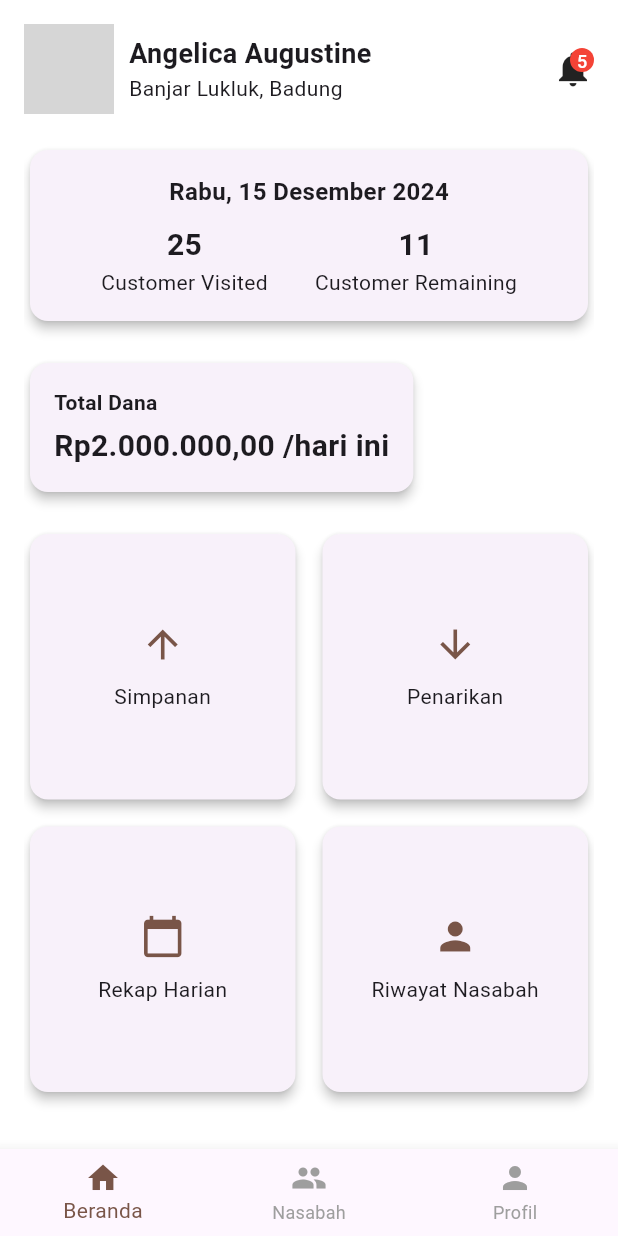
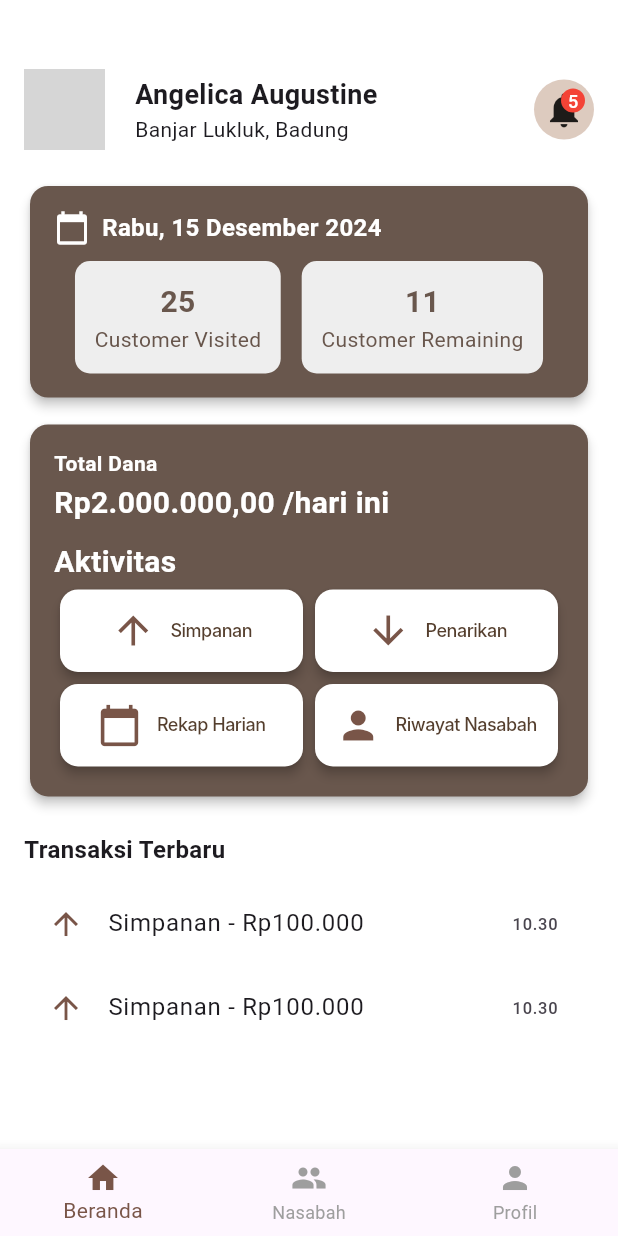
Before and after one commit to AriefMade/digicoop, a Flutter app: the BerandaPkl screen opened directly, on a phone screen of 412 x 824 dp. Run offline on Flutter 3.47's test engine with Material 3 defaults, Android fonts, the phone set to English and light mode, and no system bars; Roboto replaces fonts that are missing (Inter); grey boxes are pictures that could not be loaded.

Commit message:
berandapkl update

```diff
--- a/lib/Pekerja Keliling/Beranda/berandaPKL.dart
+++ b/lib/Pekerja Keliling/Beranda/berandaPKL.dart
@@ -3,11 +3,13 @@ import 'package:digicoop/Pekerja Keliling/nasabah/nasabahPKL.dart';
 import 'package:digicoop/Pekerja Keliling/profil/profilPKL.dart';
 
 class BerandaPkl extends StatefulWidget {
-  const BerandaPkl ({Key? key}) : super(key: key);
+  const BerandaPkl({Key? key}) : super(key: key);
+
   @override
-State<BerandaPkl> createState() => _BerandaPklState();}
+  State<BerandaPkl> createState() => _BerandaPklState();
+}
 
-class _BerandaPklState extends State<BerandaPkl>{
+class _BerandaPklState extends State<BerandaPkl> {
   int _selectedIndex = 0;
 
   @override
@@ -20,6 +22,7 @@ class _BerandaPklState extends State<BerandaPkl>{
           child: Column(
             crossAxisAlignment: CrossAxisAlignment.start,
             children: [
+              SizedBox(height: 30),
               // Header
               Row(
                 mainAxisAlignment: MainAxisAlignment.spaceBetween,
@@ -28,9 +31,9 @@ class _BerandaPklState extends State<BerandaPkl>{
                     children: [
                       CircleAvatar(
                         backgroundImage: AssetImage('assets/profile.jpg'), // Sesuaikan gambar
-                        radius: 30,
+                        radius: 27,
                       ),
-                      SizedBox(width: 10),
+                      SizedBox(width: 20),
                       Column(
                         crossAxisAlignment: CrossAxisAlignment.start,
                         children: [
@@ -44,11 +47,18 @@ class _BerandaPklState extends State<BerandaPkl>{
                       ),
                     ],
                   ),
-                  Stack(
+                  Container(
+                    decoration: BoxDecoration(
+                      shape: BoxShape.circle,
+                      color: Color(0xB2CFB4A4)
+                    ),
+                    padding: EdgeInsets.all(6),
+                    child: Stack(
                       children: [
                         Icon(Icons.notifications, size: 28),
                         Positioned(
                           right: 0,
+                          // Adjusted position for notification icon
                           child: CircleAvatar(
                             backgroundColor: Colors.red,
                             radius: 8,
@@ -60,42 +70,150 @@ class _BerandaPklState extends State<BerandaPkl>{
                         ),
                       ],
                     ),
+                  ),
                 ],
               ),
               SizedBox(height: 20),
 
               // Ringkasan Kunjungan
               Card(
+                color: Color(0xFF69574D),
                 elevation: 3,
                 child: Padding(
                   padding: const EdgeInsets.all(16.0),
                   child: Column(
                     children: [
+                      Row( // Start a Row to add an icon next to the text
+                        mainAxisAlignment: MainAxisAlignment.start, // Align children to the start (left)
+                        children: [
+                          Icon(
+                            Icons.calendar_today, // Add the calendar icon
+                            color: Colors.white,
+                          ),
+                          SizedBox(width: 8), // Add some space between the icon and the text
                           Text(
                             'Rabu, 15 Desember 2024',
                             style: TextStyle(
-                            fontSize: 16, fontWeight: FontWeight.bold),
+                              fontSize: 16,
+                              fontWeight: FontWeight.bold,
+                              color: Color(0xffffffff),
+                            ),
+                          ),
+                        ],
                       ),
                       SizedBox(height: 10),
+
+                      //25 customer
                       Row(
                         mainAxisAlignment: MainAxisAlignment.spaceEvenly,
                         children: [
-                          Column(
+                          Container(
+                            padding: const EdgeInsets.all(13.0),
+                            decoration: BoxDecoration(
+                              color: Colors.grey[200],
+                              borderRadius: BorderRadius.circular(10),
+                            ),
+                            child: Column(
                               children: [
-                              Text('25',
+                                Text(
+                                  '25',
                                   style: TextStyle(
                                     fontSize: 20,
-                                      fontWeight: FontWeight.bold)),
-                              Text('Customer Visited'),
+                                    fontWeight: FontWeight.bold,
+                                    color: Color(0xFF69574D),
+                                  ),
+                                ),
+                                Text(
+                                  'Customer Visited',
+                                  style: TextStyle(
+                                    color: Color(0xFF67554B),
+                                  ),
+                                ),
                               ],
                             ),
-                          Column(
+                          ),
+                          //11 customer remaining
+                          Container (
+                            padding: const EdgeInsets.all(13.0),
+                            decoration: BoxDecoration(
+                              color: Colors.grey[200],
+                              borderRadius: BorderRadius.circular(10),
+                            ),
+                            child : Column(
                               children: [
-                              Text('11',
+                                Text(
+                                  '11',
                                   style: TextStyle(
                                     fontSize: 20,
-                                      fontWeight: FontWeight.bold)),
-                              Text('Customer Remaining'),
+                                    fontWeight: FontWeight.bold,
+                                    color: Color(0xFF69574D),
+                                  ),
+                                ),
+                                Text('Customer Remaining',
+                                  style : TextStyle(
+                                    color: Color(0xFF69574D),
+                                  )
+                                ),
+                              ],
+                            ),
+                          ),
+                          //beda bagian
+                        ],
+                      ),
+                    ],
+                  ),
+                ),
+              ),
+              SizedBox(height: 10),
+
+              // Total Dana and Navigasi Aktivitas combined
+              Card(
+                color: Color(0xFF69574D),
+                elevation: 3,
+                child: Padding(
+                  padding: const EdgeInsets.all(16.0),
+                  child: Column(
+                    crossAxisAlignment: CrossAxisAlignment.start,
+                    children: [
+                      // Total Dana
+                      Text(
+                        'Total Dana',
+                        style: TextStyle(fontWeight: FontWeight.bold, color: Colors.white),
+                      ),
+                      SizedBox(height: 2),
+                      Text(
+                        'Rp2.000.000,00 /hari ini',
+                        style: TextStyle(
+                          fontSize: 20,
+                          fontWeight: FontWeight.bold,
+                          color: Colors.white,
+                        ),
+                      ),
+                      SizedBox(height: 10),
+                      Column(
+                        crossAxisAlignment: CrossAxisAlignment.start,
+                        children: [
+                          Text(
+                            'Aktivitas',
+                            style: TextStyle(
+                              fontSize: 20,
+                              fontWeight: FontWeight.bold,
+                              color: Colors.white,
+                            ),
+                          ),
+                          // Navigasi Aktivitas
+                          GridView.count(
+                            crossAxisCount: 2,
+                            shrinkWrap: true,
+                            physics: NeverScrollableScrollPhysics(),
+                            crossAxisSpacing: 0, // Remove spacing between columns
+                            mainAxisSpacing: 0, // Remove spacing between rows
+                            childAspectRatio: 2.7, // Keep the child aspect ratio to make cards wider
+                            children: [
+                              _buildMenuCard('Simpanan', Icons.arrow_upward),
+                              _buildMenuCard('Penarikan', Icons.arrow_downward),
+                              _buildMenuCard('Rekap Harian', Icons.calendar_today),
+                              _buildMenuCard('Riwayat Nasabah', Icons.person),
                             ],
                           ),
                         ],
@@ -105,49 +223,11 @@ class _BerandaPklState extends State<BerandaPkl>{
                 ),
               ),
               SizedBox(height: 20),
-
-              // Informasi Total Dana
-              Card(
-                elevation: 3,
-                child: Padding(
-                  padding: const EdgeInsets.all(16.0),
-                  child: Column(
-                    crossAxisAlignment: CrossAxisAlignment.start,
-                    children: [
-                      Text('Total Dana',
-                          style: TextStyle(fontWeight: FontWeight.bold)),
-                      SizedBox(height: 5),
+              // Transaksi Terbaru
               Text(
-                        'Rp2.000.000,00 /hari ini',
-                        style: TextStyle(
-                            fontSize: 20, fontWeight: FontWeight.bold),
+                'Transaksi Terbaru',
+                style: TextStyle(fontSize: 16, fontWeight: FontWeight.bold),
               ),
-                    ],
-                  ),
-                ),
-              ),
-              SizedBox(height: 20),
-
-              // Navigasi Aktivitas
-              GridView.count(
-                crossAxisCount: 2,
-                shrinkWrap: true,
-                physics: NeverScrollableScrollPhysics(),
-                crossAxisSpacing: 10,
-                mainAxisSpacing: 10,
-                children: [
-                  _buildMenuCard('Simpanan', Icons.arrow_upward),
-                  _buildMenuCard('Penarikan', Icons.arrow_downward),
-                  _buildMenuCard('Rekap Harian', Icons.calendar_today),
-                  _buildMenuCard('Riwayat Nasabah', Icons.person),
-                ],
-              ),
-              SizedBox(height: 20),
-
-              // Transaksi Terbaru
-              Text('Transaksi Terbaru',
-                  style:
-                  TextStyle(fontSize: 16, fontWeight: FontWeight.bold)),
               SizedBox(height: 10),
               _buildTransactionItem('Simpanan', 'Rp100.000', '10.30'),
               _buildTransactionItem('Simpanan', 'Rp100.000', '10.30'),
@@ -160,15 +240,19 @@ class _BerandaPklState extends State<BerandaPkl>{
         unselectedItemColor: Colors.grey,
         currentIndex: _selectedIndex,
         onTap: (index) {
-                    setState((){
+          setState(() {
             _selectedIndex = index;
           });
-          if (index == 1){
-            Navigator.push(context,
-                MaterialPageRoute(builder : (context) => NasabahPkl())); }
-            else if (index == 2){
-              Navigator.push(context,
-                  MaterialPageRoute(builder : (context) => profilPkl()));
+          if (index == 1) {
+            Navigator.push(
+              context,
+              MaterialPageRoute(builder: (context) => NasabahPkl()),
+            );
+          } else if (index == 2) {
+            Navigator.push(
+              context,
+              MaterialPageRoute(builder: (context) => profilPkl()),
+            );
           }
         },
         items: [
@@ -179,20 +263,29 @@ class _BerandaPklState extends State<BerandaPkl>{
       ),
     );
   }
-  }
+
   Widget _buildMenuCard(String title, IconData icon) {
     return Card(
+      color: Colors.white, // Set color for each menu card
       elevation: 3,
       child: InkWell(
-        onTap: () {}, // Tambahkan navigasi
+        onTap: () {}, // Add navigation if needed
         child: Padding(
-          padding: const EdgeInsets.all(16.0),
-          child: Column(
+          padding: const EdgeInsets.symmetric(vertical: 5.0, horizontal: 10.0),
+          child: Row(
             mainAxisAlignment: MainAxisAlignment.center,
             children: [
               Icon(icon, size: 30, color: Colors.brown),
-              SizedBox(height: 10),
-              Text(title, textAlign: TextAlign.center),
+              SizedBox(width: 10), // Fixed width compared to height
+              Text(title,
+                  style : TextStyle(
+                    color: Color(0xFF543E2D),
+                    fontSize: 12,
+                    fontFamily: 'Inter',
+                    fontWeight: FontWeight.w500,
+                    height: 0.15,
+                    letterSpacing: -0.32,),
+              ),
             ],
           ),
         ),
@@ -207,3 +300,4 @@ class _BerandaPklState extends State<BerandaPkl>{
       trailing: Text(time),
     );
   }
+}
```
Lines whose indentation alone changed are shown as unchanged.
